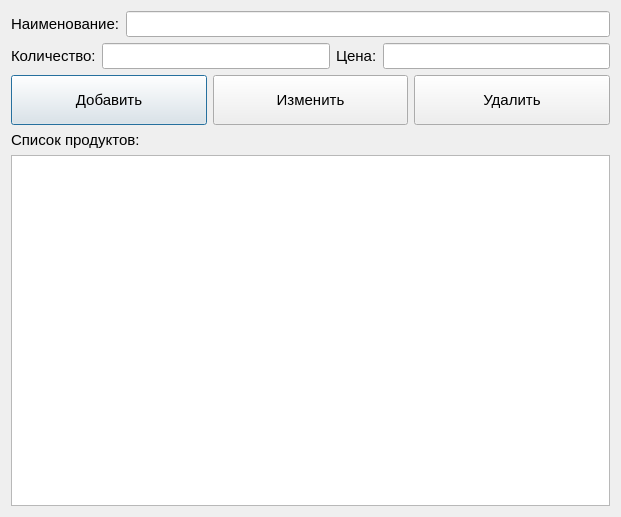
The window that View/FormEditProducts.ui (Neomer/Cassa) describes before a commit, drawn with Qt 5.
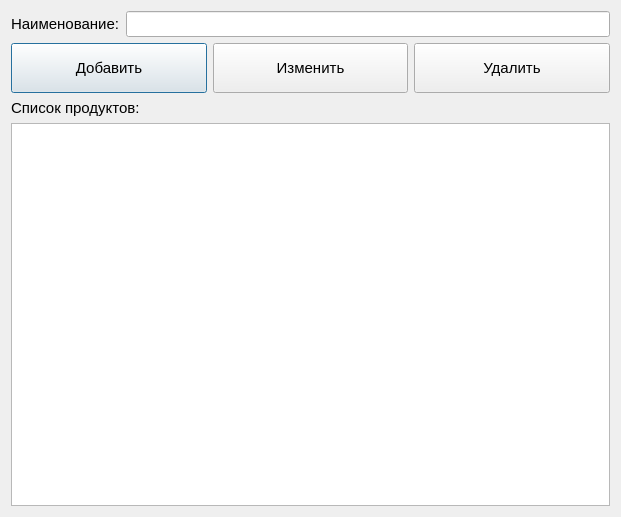
The same window after the commit.

Diff of the .ui file:
```diff
--- a/View/FormEditProducts.ui
+++ b/View/FormEditProducts.ui
@@ -40,30 +40,6 @@
        </item>
       </layout>
      </item>
-     <item>
-      <layout class="QHBoxLayout" name="horizontalLayout_2">
-       <item>
-        <widget class="QLabel" name="label_3">
-         <property name="text">
-          <string>Количество:</string>
-         </property>
-        </widget>
-       </item>
-       <item>
-        <widget class="QLineEdit" name="txtQuantity"/>
-       </item>
-       <item>
-        <widget class="QLabel" name="label_4">
-         <property name="text">
-          <string>Цена:</string>
-         </property>
-        </widget>
-       </item>
-       <item>
-        <widget class="QLineEdit" name="txtPrice"/>
-       </item>
-      </layout>
-     </item>
      <item>
       <layout class="QHBoxLayout" name="horizontalLayout_4">
        <item>
```
